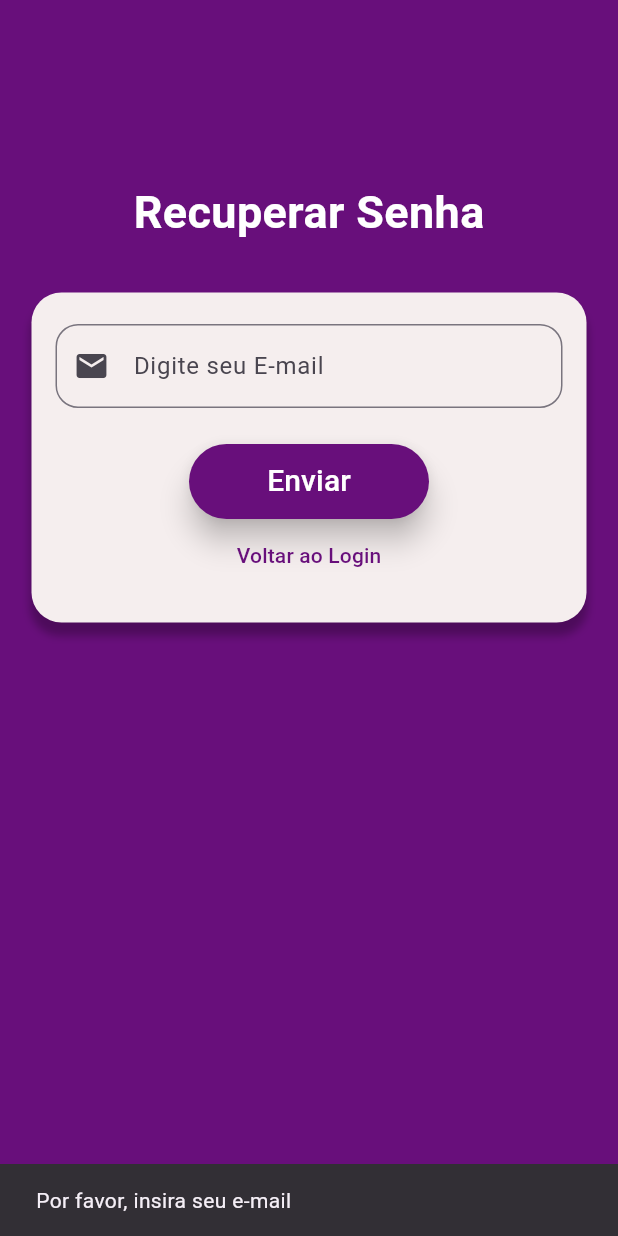
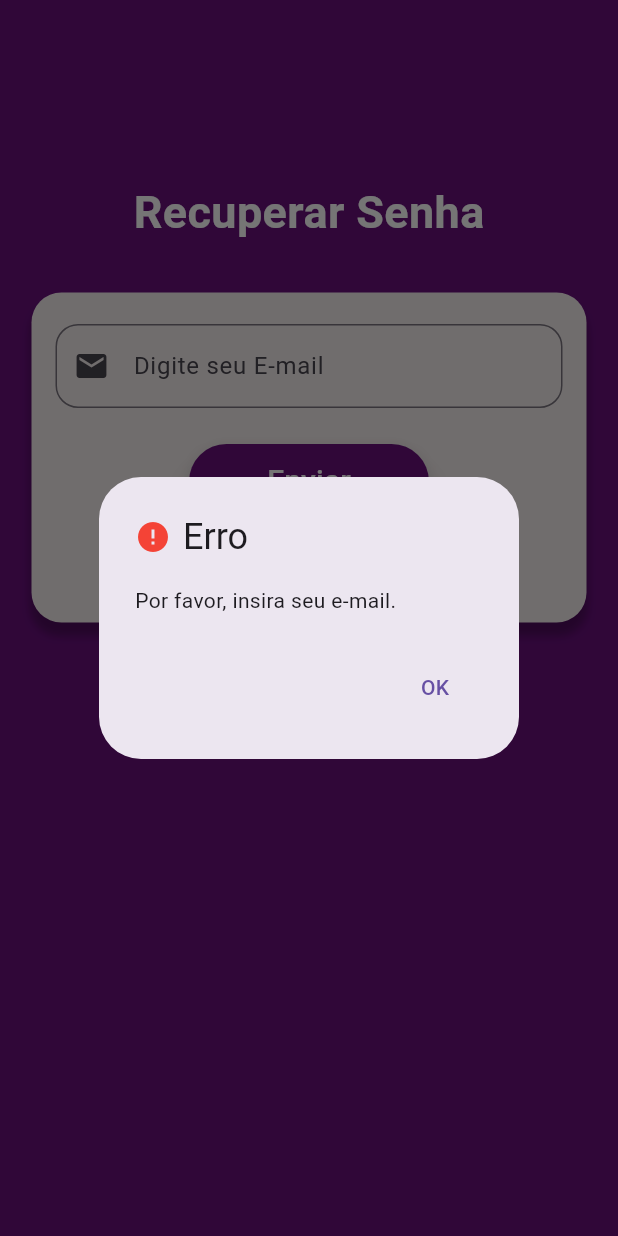
Before and after one commit to LucasCGentile/estaciona_facil, a Flutter app: the ForgotPasswordPage screen opened directly, after a tap on "Enviar", on a phone screen of 412 x 824 dp. Run offline on Flutter 3.47's test engine with Material 3 defaults, Android fonts, the light colour scheme and no system bars; our stand-ins replace badges, lottie, mask_text_input_formatter, pin_code_fields, shared_preferences; accounts and stored records are empty.

Commit message:
Toques finais
Adição de modais e padronização

```diff
--- a/lib/pages/config_page.dart
+++ b/lib/pages/config_page.dart
@@ -219,7 +219,7 @@ class _ConfigPageState extends State<ConfigPage> {
     );
 
     return Scaffold(
-      appBar: AppBar(title: Text(widget.title)),
+
       body: SingleChildScrollView(
         padding: const EdgeInsets.all(16),
         child: Column(
--- a/lib/pages/forgot_password.dart
+++ b/lib/pages/forgot_password.dart
@@ -23,16 +23,48 @@ class _ForgotPasswordPageState extends State<ForgotPasswordPage> {
     final email = _emailController.text.trim();
 
     if (email.isEmpty) {
-      ScaffoldMessenger.of(
-        context,
-      ).showSnackBar(SnackBar(content: Text('Por favor, insira seu e-mail')));
+      _showMessageModal(
+        title: "Erro",
+        message: "Por favor, insira seu e-mail.",
+        isError: true,
+      );
       return;
     }
 
     // Aqui você pode adicionar a lógica para enviar o e-mail de recuperação
 
-    ScaffoldMessenger.of(context).showSnackBar(
-      SnackBar(content: Text('Link de recuperação enviado para $email')),
+    _showMessageModal(
+      title: "Sucesso",
+      message: "Link de recuperação enviado para $email",
+    );
+  }
+
+  void _showMessageModal({
+    required String title,
+    required String message,
+    bool isError = false,
+  }) {
+    showDialog(
+      context: context,
+      builder: (ctx) => AlertDialog(
+        title: Row(
+          children: [
+            Icon(
+              isError ? Icons.error : Icons.check_circle,
+              color: isError ? Colors.red : Colors.green,
+            ),
+            const SizedBox(width: 8),
+            Text(title),
+          ],
+        ),
+        content: Text(message),
+        actions: [
+          TextButton(
+            onPressed: () => Navigator.of(ctx).pop(),
+            child: const Text("OK"),
+          ),
+        ],
+      ),
     );
   }
 
@@ -47,7 +79,7 @@ class _ForgotPasswordPageState extends State<ForgotPasswordPage> {
             child: Column(
               mainAxisAlignment: MainAxisAlignment.center,
               children: [
-                Text(
+                const Text(
                   'Recuperar Senha',
                   style: TextStyle(
                     fontSize: 30,
@@ -55,15 +87,14 @@ class _ForgotPasswordPageState extends State<ForgotPasswordPage> {
                     fontWeight: FontWeight.bold,
                   ),
                 ),
-                SizedBox(height: 32),
-
+                const SizedBox(height: 32),
                 Container(
                   width: 370,
                   height: 220,
                   decoration: BoxDecoration(
                     color: const Color(0xFFF5EEEE),
                     borderRadius: BorderRadius.circular(20),
-                    boxShadow: [
+                    boxShadow: const [
                       BoxShadow(
                         color: Colors.black26,
                         offset: Offset(0, 8),
@@ -76,7 +107,8 @@ class _ForgotPasswordPageState extends State<ForgotPasswordPage> {
                     mainAxisAlignment: MainAxisAlignment.center,
                     children: [
                       Padding(
-                        padding: const EdgeInsets.symmetric(horizontal: 16.0),
+                        padding:
+                            const EdgeInsets.symmetric(horizontal: 16.0),
                         child: TextField(
                           controller: _emailController,
                           keyboardType: TextInputType.emailAddress,
@@ -85,24 +117,22 @@ class _ForgotPasswordPageState extends State<ForgotPasswordPage> {
                             border: OutlineInputBorder(
                               borderRadius: BorderRadius.circular(15),
                             ),
-                            prefixIcon: Icon(Icons.mail),
+                            prefixIcon: const Icon(Icons.mail),
                           ),
                         ),
                       ),
-                      SizedBox(height: 24),
-
+                      const SizedBox(height: 24),
                       ElevatedButton(
                         onPressed: _sendRecovery,
                         style: ElevatedButton.styleFrom(
                           backgroundColor: AppColors.corBotao,
                           foregroundColor: Colors.white,
-                          fixedSize: Size(160, 50),
+                          fixedSize: const Size(160, 50),
                           elevation: 8,
                           shadowColor: Colors.black,
                         ),
-                        child: Text('Enviar', style: TextStyle(fontSize: 20)),
+                        child: const Text('Enviar', style: TextStyle(fontSize: 20)),
                       ),
-
                       TextButton(
                         onPressed: () => Navigator.pop(context),
                         child: Text(
--- a/lib/pages/terms_page.dart
+++ b/lib/pages/terms_page.dart
@@ -18,7 +18,7 @@ class _MyHomePageState extends State<TermsPage> {
           padding: const EdgeInsets.all(8.0),
           child: Container(
             decoration: BoxDecoration(
-              color: const Color.fromARGB(255, 195, 195, 195),
+              color: Colors.grey[200],
               borderRadius: BorderRadius.circular(10)
             ),
             padding: const EdgeInsets.all(20.0),
```
Also changed, not shown: lib/assets/avatar_modal.dart (+8 -0 lines), lib/pages/change_password.dart (+57 -14 lines), lib/pages/regularization_page.dart (+45 -49 lines).
